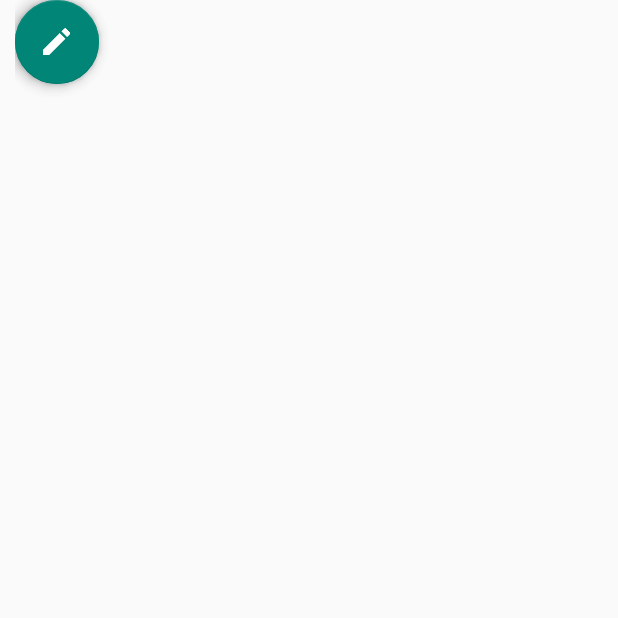
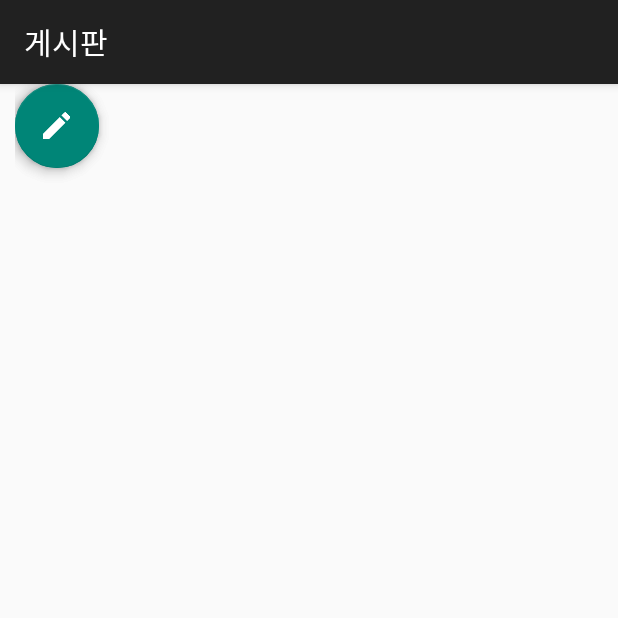
Before and after one commit to ChunggiLee/ChickenQ, an Android app: the BoardActivity screen opened directly, with no data from a screen before it, on a phone screen of 412 x 824 dp, the top half of it. Run offline under Robolectric (Android 15) with nearby library versions, the light colour scheme and no system bars; libraries missing offline, so code that uses them is left out: com.github.clans.fab; plain views replace FloatingActionButton, FloatingActionMenu; 1 statement that could not run was skipped.

Commit message:
add action bar

```diff
--- a/app/src/main/java/com/unist/hexa/chickenq/BoardActivity.java
+++ b/app/src/main/java/com/unist/hexa/chickenq/BoardActivity.java
@@ -1,9 +1,9 @@
 package com.unist.hexa.chickenq;
 
-import android.app.Activity;
 import android.os.Bundle;
 import android.os.Handler;
 import android.os.Message;
+import android.support.v7.app.AppCompatActivity;
 import android.view.MotionEvent;
 import android.view.View;
 import android.widget.ListView;
@@ -19,7 +19,7 @@ import org.json.JSONArray;
 /**
  * Created by JM on 15. 8. 13..
  */
-public class BoardActivity extends Activity {
+public class BoardActivity extends AppCompatActivity {
 
     FloatingActionMenu floatingActionMenu;
 
```
